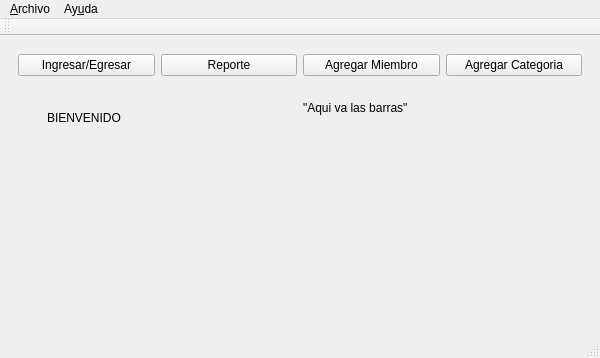
Qt form pantalla_principal.ui (AlexeiM2/hvgj) before a commit.
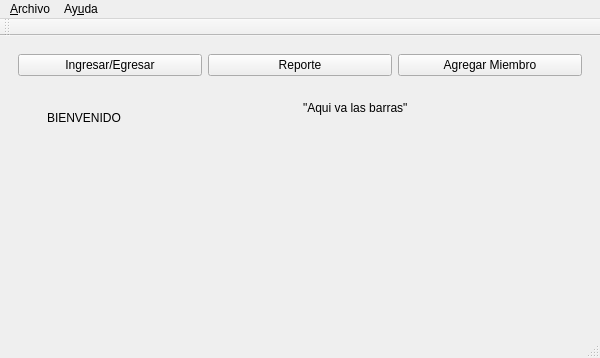
The same form after that commit. Icons and pictures are not drawn.

Commit message: funcionalidad agregar miembro *por editar*

The edit to the form file:
```diff
--- a/pantalla_principal.ui
+++ b/pantalla_principal.ui
@@ -69,17 +69,6 @@
            </property>
           </widget>
          </item>
-         <item>
-          <widget class="QPushButton" name="pushButton_3">
-           <property name="styleSheet">
-            <string notr="true">background-image: url(:/img/bg/ac.webp);
-border-color: rgb(0, 0, 0);</string>
-           </property>
-           <property name="text">
-            <string>Agregar Miembro</string>
-           </property>
-          </widget>
-         </item>
          <item>
           <widget class="QPushButton" name="pushButton_4">
            <property name="styleSheet">
@@ -87,7 +76,7 @@
 border-color: rgb(0, 0, 0);</string>
            </property>
            <property name="text">
-            <string>Agregar Categoria</string>
+            <string>Agregar Miembro</string>
            </property>
           </widget>
          </item>
```
Left out of the diff: 2 changed lines with no effect on the pictures. The commit also changes 14 other files.
